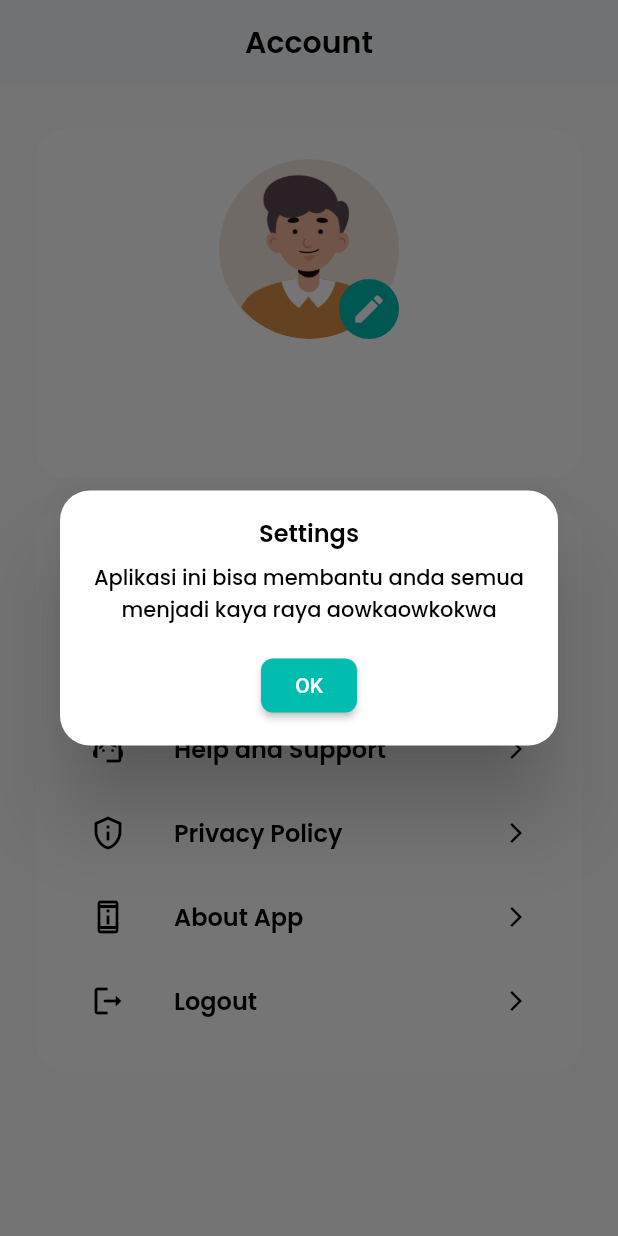
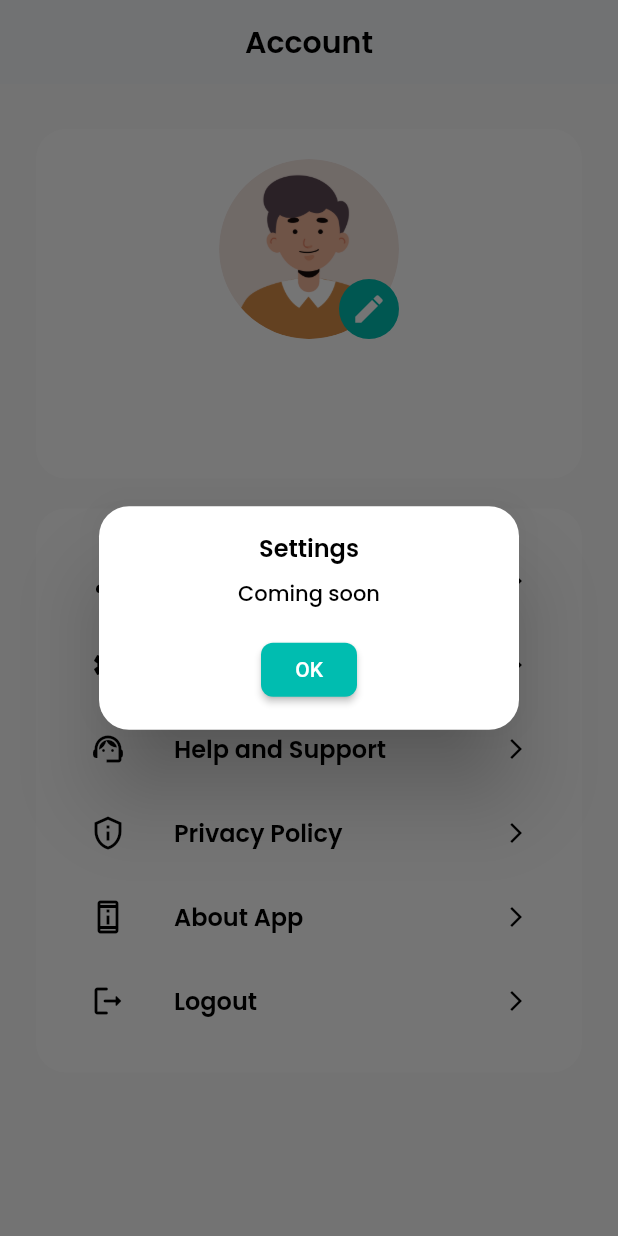
Before and after one commit to abghifareihand/cryptotracker_app, a Flutter app: the AccountPage screen opened directly, after a tap on "Settings", on a phone screen of 412 x 824 dp. Run offline on Flutter 3.47's test engine with Material 2 defaults, Android fonts, the phone set to English and light mode, and no system bars; our stand-ins replace cached_network_image, cloud_firestore, dio, firebase_auth, firebase_core, firebase_storage and 7 more; missing offline and left inert: chart_sparkline; accounts and stored records are empty; network calls fail.

Commit message:
fix: :bug: benerin file doang

```diff
--- a/lib/ui/pages/account/account_page.dart
+++ b/lib/ui/pages/account/account_page.dart
@@ -21,43 +21,43 @@ class AccountPage extends StatefulWidget {
 
 class _AccountPageState extends State<AccountPage> {
   final User? user = FirebaseAuth.instance.currentUser;
-  String? _imageUrl;
+  //String? _imageUrl;
 
-  @override
-  void initState() {
-    super.initState();
-    _loadUserPhoto();
-  }
+  // @override
+  // void initState() {
+  //   super.initState();
+  //   _loadUserPhoto();
+  // }
 
-  void _loadUserPhoto() async {
-    String uid = FirebaseAuth.instance.currentUser!.uid;
-    Reference ref =
-        FirebaseStorage.instance.ref().child('photo_profile/$uid/profile.jpg');
-    try {
-      String? url = await ref.getDownloadURL();
-      setState(() {
-        _imageUrl = url;
-      });
-    } catch (e) {
-      print('Foto tidak ditemukan');
-      setState(() {
-        _imageUrl = null;
-      });
-    }
-  }
+  // void _loadUserPhoto() async {
+  //   String uid = FirebaseAuth.instance.currentUser!.uid;
+  //   Reference ref =
+  //       FirebaseStorage.instance.ref().child('photo_profile/$uid/profile.jpg');
+  //   try {
+  //     String? url = await ref.getDownloadURL();
+  //     setState(() {
+  //       _imageUrl = url;
+  //     });
+  //   } catch (e) {
+  //     print('Foto tidak ditemukan');
+  //     setState(() {
+  //       _imageUrl = null;
+  //     });
+  //   }
+  // }
 
-  void _pickImage() async {
-    final picker = ImagePicker();
-    final pickedImage = await picker.getImage(source: ImageSource.gallery);
-    if (pickedImage != null) {
-      String uid = FirebaseAuth.instance.currentUser!.uid;
-      Reference ref = FirebaseStorage.instance
-          .ref()
-          .child('photo_profile/$uid/profile.jpg');
-      await ref.putFile(File(pickedImage.path));
-      _loadUserPhoto();
-    }
-  }
+  // void _pickImage() async {
+  //   final picker = ImagePicker();
+  //   final pickedImage = await picker.getImage(source: ImageSource.gallery);
+  //   if (pickedImage != null) {
+  //     String uid = FirebaseAuth.instance.currentUser!.uid;
+  //     Reference ref = FirebaseStorage.instance
+  //         .ref()
+  //         .child('photo_profile/$uid/profile.jpg');
+  //     await ref.putFile(File(pickedImage.path));
+  //     _loadUserPhoto();
+  //   }
+  // }
 
   Future<void> _logoutUser() async {
     showDialog(
@@ -151,7 +151,7 @@ class _AccountPageState extends State<AccountPage> {
         return DialogInfo(
           title: 'Settings',
           content:
-              'Aplikasi ini bisa membantu anda semua menjadi kaya raya aowkaowkokwa',
+              'Coming soon',
         );
       },
     );
@@ -164,7 +164,7 @@ class _AccountPageState extends State<AccountPage> {
         return DialogInfo(
           title: 'Help and Support',
           content:
-              'Aplikasi ini bisa membantu anda semua menjadi kaya raya aowkaowkokwa',
+              'Coming soon',
         );
       },
     );
@@ -177,7 +177,7 @@ class _AccountPageState extends State<AccountPage> {
         return DialogInfo(
           title: 'Privacy Policy',
           content:
-              'Aplikasi ini bisa membantu anda semua menjadi kaya raya aowkaowkokwa',
+              'Coming soon',
         );
       },
     );
@@ -190,7 +190,7 @@ class _AccountPageState extends State<AccountPage> {
         return DialogInfo(
           title: 'About App',
           content:
-              'Aplikasi ini bisa membantu anda semua menjadi kaya raya aowkaowkokwa',
+              'Coming soon',
         );
       },
     );
@@ -249,14 +249,9 @@ class _AccountPageState extends State<AccountPage> {
                               height: 120,
                               decoration: BoxDecoration(
                                 shape: BoxShape.circle,
-                                image: _imageUrl != null
-                                    ? DecorationImage(
-                                        image: NetworkImage(_imageUrl!),
-                                        fit: BoxFit.cover,
-                                      )
-                                    : DecorationImage(
-                                        image: AssetImage('assets/avatar.png'),
-                                      ),
+                                image: DecorationImage(
+                                  image: AssetImage('assets/avatar.png'),
+                                ),
                               ),
                             ),
                             Positioned(
@@ -274,7 +269,7 @@ class _AccountPageState extends State<AccountPage> {
                                     Icons.edit,
                                     color: Colors.white,
                                   ),
-                                  onPressed: _pickImage,
+                                  onPressed: () {},
                                 ),
                               ),
                             ),
--- a/pubspec.yaml
+++ b/pubspec.yaml
@@ -55,6 +55,7 @@ dependencies:
   image_picker: ^0.8.9
   lottie: ^2.4.0
   google_nav_bar: ^5.0.6
+  gestures: ^1.0.0
 
 dev_dependencies:
   flutter_test:
```
Also changed, not shown: config.json (added, +8 -0 lines), lib/ui/pages/home/detail_coin_page.dart (+14 -2 lines), pubspec.lock.
